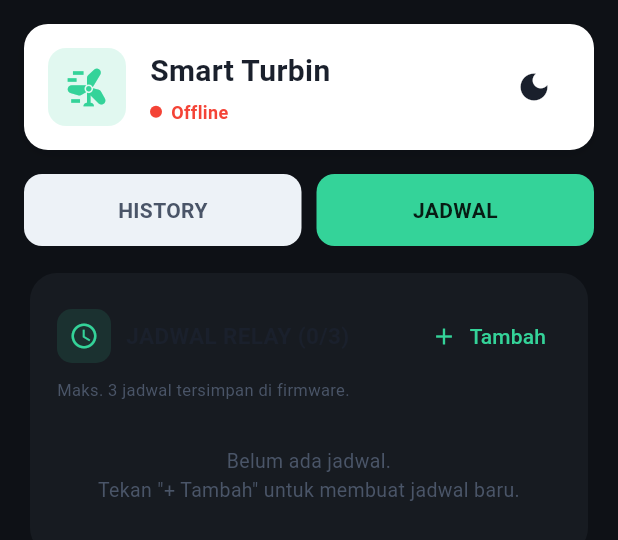
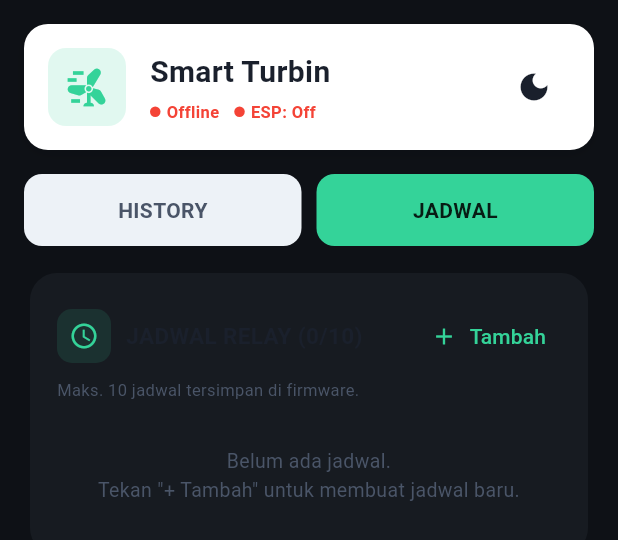
Before and after one commit to Ubaidillah30/smart-tubin-fix, a Flutter app: the HistoryJadwalScreen widget shown alone on an empty page, opened directly with empty values, after a tap on "JADWAL", on a phone screen of 412 x 824 dp. Shown: the top 540 px of the screen. Run offline on Flutter 3.47's test engine with Material 3 defaults, Android fonts, the phone set to English and light mode, and no system bars; our stand-ins replace firebase_core, firebase_database, fl_chart; missing offline and left inert: mqtt_client; accounts and stored records are empty.

Commit message:
Perbaikan jadwal selesai

```diff
--- a/lib/screens/history_jadwal_screen.dart
+++ b/lib/screens/history_jadwal_screen.dart
@@ -6,10 +6,11 @@ import '../services/firebase_service.dart';
 import '../theme/app_theme.dart';
 import '../widgets/app_header.dart';
 
-const int _kMaxSlot = 3; // HARUS sinkron dengan JUMLAH_SLOT_JADWAL di firmware (3)
+const int _kMaxSlot = 10; // HARUS sinkron dengan JUMLAH_SLOT_JADWAL di firmware (10)
 
 class HistoryJadwalScreen extends StatefulWidget {
   final bool online;
+  final bool mqttConnected;
   final bool isDark;
   final VoidCallback onToggleTheme;
   final List<JadwalSlot> jadwalSaatIni;
@@ -18,6 +19,7 @@ class HistoryJadwalScreen extends StatefulWidget {
   const HistoryJadwalScreen({
     super.key,
     required this.online,
+    this.mqttConnected = false,
     required this.isDark,
     required this.onToggleTheme,
     required this.jadwalSaatIni,
@@ -227,6 +229,7 @@ class _HistoryJadwalScreenState extends State<HistoryJadwalScreen> {
       children: [
         AppHeader(
           online: widget.online,
+          mqttConnected: widget.mqttConnected,
           isDark: widget.isDark,
           onToggleTheme: widget.onToggleTheme,
         ),
--- a/lib/services/firebase_service.dart
+++ b/lib/services/firebase_service.dart
@@ -15,7 +15,7 @@ class FirebaseService {
   final DatabaseReference _root = FirebaseDatabase.instance.ref();
 
   /// Histori relay, urut terbaru dulu, dibatasi [limit] entri terakhir.
-  Stream<List<RelayHistoryItem>> historiRelay({int limit = 30}) {
+  Stream<List<RelayHistoryItem>> historiRelay({int limit = 10}) {
     final query = _root.child('history/relay').limitToLast(limit);
     return query.onValue.map((event) {
       final data = event.snapshot.value;
--- a/lib/widgets/app_header.dart
+++ b/lib/widgets/app_header.dart
@@ -5,12 +5,14 @@ import '../theme/app_theme.dart';
 /// Header aplikasi dengan status online dan toggle tema
 class AppHeader extends StatelessWidget {
   final bool online;
+  final bool mqttConnected;
   final bool isDark;
   final VoidCallback onToggleTheme;
 
   const AppHeader({
     super.key,
     required this.online,
+    this.mqttConnected = false,
     required this.isDark,
     required this.onToggleTheme,
   });
@@ -65,26 +67,51 @@ class AppHeader extends StatelessWidget {
                   ),
                 ),
                 const SizedBox(height: 4),
-                Row(
+                // Row status wrapped in FittedBox biar nggak overflow
+                FittedBox(
+                  fit: BoxFit.scaleDown,
+                  alignment: Alignment.centerLeft,
+                  child: Row(
                     children: [
+                      // Dashboard status
                       Container(
-                      width: 8,
-                      height: 8,
+                        width: 7,
+                        height: 7,
+                        decoration: BoxDecoration(
+                          color: mqttConnected ? AppColors.accentGreen : Colors.red,
+                          shape: BoxShape.circle,
+                        ),
+                      ),
+                      const SizedBox(width: 4),
+                      Text(
+                        mqttConnected ? "Online" : "Offline",
+                        style: TextStyle(
+                          color: mqttConnected ? AppColors.accentGreen : Colors.red,
+                          fontSize: 11,
+                          fontWeight: FontWeight.w600,
+                        ),
+                      ),
+                      const SizedBox(width: 10),
+                      // ESP32 status
+                      Container(
+                        width: 7,
+                        height: 7,
                         decoration: BoxDecoration(
                           color: online ? AppColors.accentGreen : Colors.red,
                           shape: BoxShape.circle,
                         ),
                       ),
-                    const SizedBox(width: 6),
+                      const SizedBox(width: 4),
                       Text(
-                      online ? 'Online' : 'Offline',
+                        'ESP: ${online ? "On" : "Off"}',
                         style: TextStyle(
                           color: online ? AppColors.accentGreen : Colors.red,
-                        fontSize: 12,
+                          fontSize: 11,
                           fontWeight: FontWeight.w600,
                         ),
                       ),
                     ],
+                  ),
                 ),
               ],
             ),
```
Also changed, not shown: lib/screens/dashboard_screen.dart (+19 -7 lines), lib/services/mqtt_service.dart (+23 -8 lines), 1 other file. Lines whose indentation alone changed are shown as unchanged.
